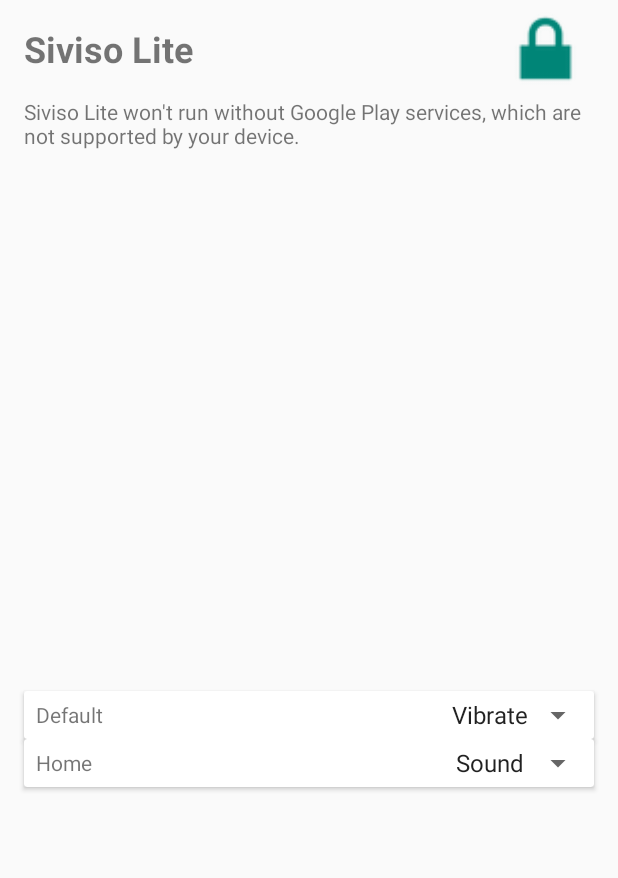
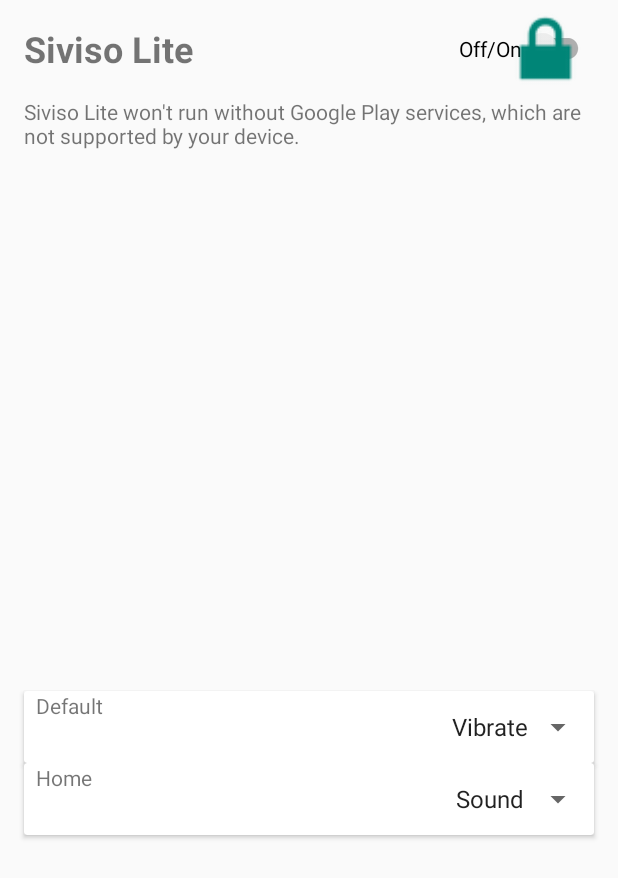
Before and after one commit to Jordan-Betcher/Siviso-Lite, an Android app: the screen it shows after launch (Activity_Home), on a phone screen of 412 x 824 dp. Shown: the top 878 px of the screen. Run offline under Robolectric (Android 15) with nearby library versions, the phone set to English and light mode, and no system bars; 4 statements that could not run were skipped.

Commit message:
Modify Spinners to be 48dp in height

```diff
--- a/AndroidProject/app/src/main/res/layout/activity_home.xml
+++ b/AndroidProject/app/src/main/res/layout/activity_home.xml
@@ -4,7 +4,7 @@
     xmlns:tools="http://schemas.android.com/tools"
     android:layout_width="match_parent"
     android:layout_height="match_parent"
-    tools:context=".home.Activity$Home">
+    tools:context=".home.Activity_Home">
 
     <TextView
         android:id="@+id/homeTitle"
@@ -40,7 +40,7 @@
             app:layout_constraintEnd_toEndOf="parent"
             app:layout_constraintTop_toTopOf="parent" />
 
-        <Switch
+        <androidx.appcompat.widget.SwitchCompat
             android:id="@+id/switchOnOff"
             android:layout_width="wrap_content"
             android:layout_height="0dp"
@@ -90,7 +90,7 @@
     <androidx.cardview.widget.CardView
         android:id="@+id/cardViewDefault"
         android:layout_width="0dp"
-        android:layout_height="32dp"
+        android:layout_height="wrap_content"
         android:layout_marginStart="16dp"
         android:layout_marginLeft="16dp"
         android:layout_marginTop="16dp"
@@ -116,7 +116,7 @@
         <Spinner
             android:id="@+id/spinnerDefault"
             android:layout_width="wrap_content"
-            android:layout_height="match_parent"
+            android:layout_height="48dp"
             android:layout_gravity="right"
             android:gravity="center"
             android:paddingRight="8dp" />
@@ -126,7 +126,7 @@
     <androidx.cardview.widget.CardView
         android:id="@+id/cardViewHome"
         android:layout_width="0dp"
-        android:layout_height="32dp"
+        android:layout_height="wrap_content"
         app:layout_constraintEnd_toEndOf="@+id/cardViewDefault"
         app:layout_constraintStart_toStartOf="@+id/cardViewDefault"
         app:layout_constraintTop_toBottomOf="@+id/cardViewDefault">
@@ -145,7 +145,7 @@
         <Spinner
             android:id="@+id/spinnerHome"
             android:layout_width="wrap_content"
-            android:layout_height="match_parent"
+            android:layout_height="48dp"
             android:layout_gravity="right"
             android:gravity="center"
             android:paddingRight="8dp" />
```
